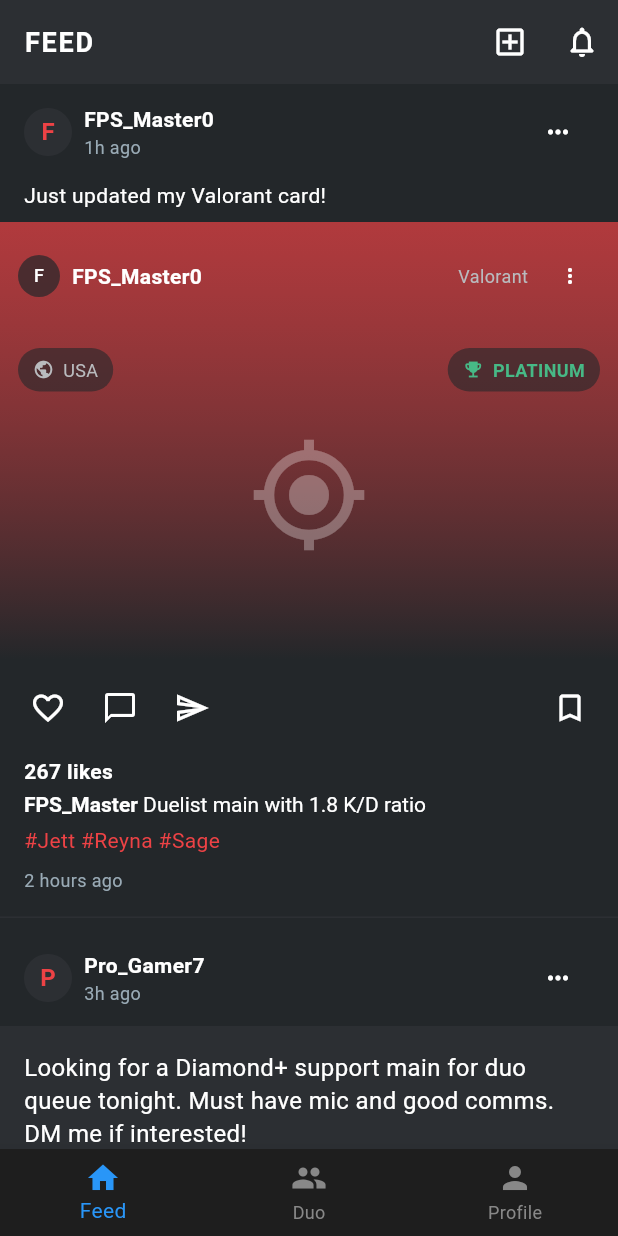
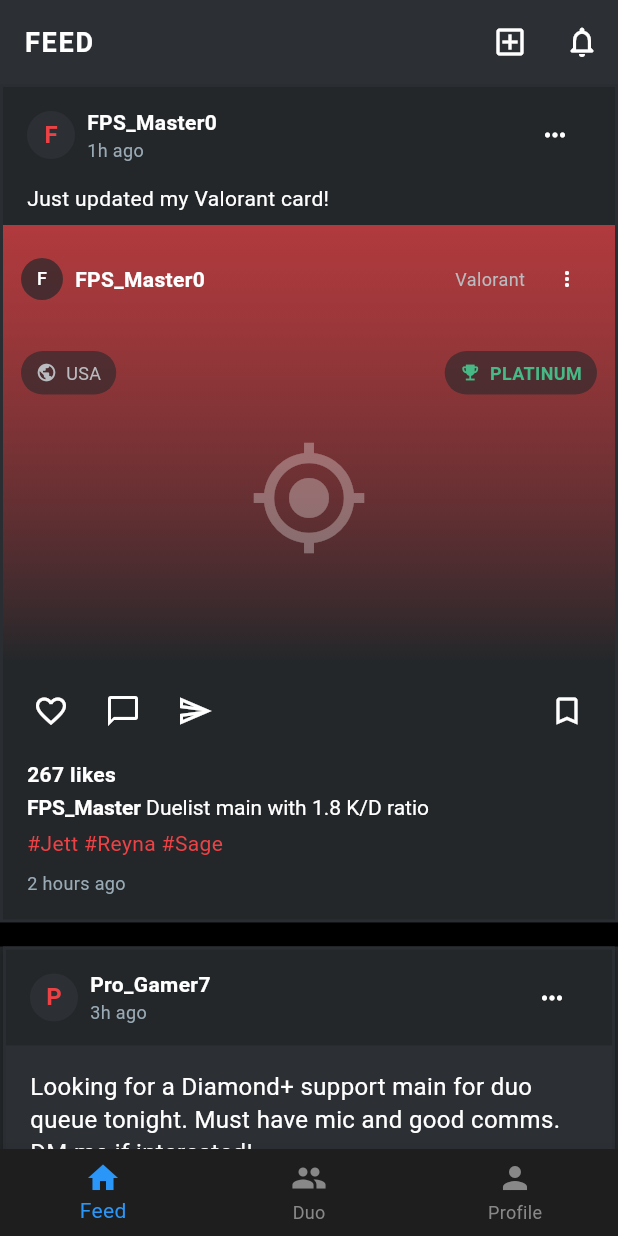
Before and after one commit to jininc3/rankup, a Flutter app: the screen it shows after launch, on a phone screen of 412 x 824 dp. Run offline on Flutter 3.47's test engine with Material 3 defaults, Android fonts, the phone set to English and light mode, and no system bars; Roboto replaces fonts that are missing (Montserrat).

```diff
--- a/lib/screens/feed_screen.dart
+++ b/lib/screens/feed_screen.dart
@@ -38,8 +38,16 @@ class FeedScreen extends StatelessWidget {
           ),
         ],
       ),
-      body: ListView.builder(
+      body: ListView.separated(
+        // Using ListView.separated to add consistent gaps
         itemCount: 10,
+        // Adding a more distinct separator between items
+        separatorBuilder: (context, index) {
+          return Container(
+            height: 16, // Increased height for more obvious gap
+            color: Colors.black, // Using black for maximum contrast
+          );
+        },
         itemBuilder: (context, index) {
           // Alternate between post types for demo
           if (index % 3 == 0) {
@@ -58,8 +66,22 @@ class FeedScreen extends StatelessWidget {
   Widget _buildPlayerCardPost(BuildContext context, int index) {
     // Instagram-style post with player card
     return Container(
-      color: DiscordColors.charcoalGrey, // Use DiscordColors
-      margin: const EdgeInsets.only(bottom: 8.0),
+      decoration: BoxDecoration(
+        color: DiscordColors.charcoalGrey, // Use DiscordColors
+        // Add a border around each post for clear separation
+        border: Border.all(
+          color: DiscordColors.darkGrey.withOpacity(0.8),
+          width: 2.0, // Thicker border
+        ),
+        // Add subtle shadow for depth
+        boxShadow: [
+          BoxShadow(
+            color: Colors.black.withOpacity(0.3),
+            blurRadius: 4,
+            offset: const Offset(0, 2),
+          ),
+        ],
+      ),
       child: Column(
         crossAxisAlignment: CrossAxisAlignment.start,
         children: [
@@ -358,9 +380,6 @@ class FeedScreen extends StatelessWidget {
               ),
             ),
           ),
-
-          // Divider between posts
-          Divider(height: 1, color: DiscordColors.darkGrey), // Use DiscordColors
         ],
       ),
     );
@@ -369,8 +388,23 @@ class FeedScreen extends StatelessWidget {
   Widget _buildTextPost(BuildContext context, int index) {
     // Instagram-style text post
     return Container(
-      color: DiscordColors.charcoalGrey, // Use DiscordColors
-      margin: const EdgeInsets.only(bottom: 8.0),
+      decoration: BoxDecoration(
+        color: DiscordColors.charcoalGrey, // Use DiscordColors
+        // Add a border around each post for clear separation
+        border: Border.all(
+          color: DiscordColors.darkGrey.withOpacity(0.8),
+          width: 2.0, // Thicker border
+        ),
+        // Add subtle shadow for depth
+        boxShadow: [
+          BoxShadow(
+            color: Colors.black.withOpacity(0.3),
+            blurRadius: 4,
+            offset: const Offset(0, 2),
+          ),
+        ],
+      ),
+      margin: const EdgeInsets.symmetric(horizontal: 2), // Small margin to show border clearly
       child: Column(
         crossAxisAlignment: CrossAxisAlignment.start,
         children: [
@@ -501,9 +535,6 @@ class FeedScreen extends StatelessWidget {
               ),
             ),
           ),
-
-          // Divider between posts
-          Divider(height: 1, color: DiscordColors.darkGrey), // Use DiscordColors
         ],
       ),
     );
@@ -512,8 +543,23 @@ class FeedScreen extends StatelessWidget {
   Widget _buildHighlightClipPost(BuildContext context, int index) {
     // Instagram-style video post
     return Container(
-      color: DiscordColors.charcoalGrey, // Use DiscordColors
-      margin: const EdgeInsets.only(bottom: 8.0),
+      decoration: BoxDecoration(
+        color: DiscordColors.charcoalGrey, // Use DiscordColors
+        // Add a border around each post for clear separation
+        border: Border.all(
+          color: DiscordColors.darkGrey.withOpacity(0.8),
+          width: 2.0, // Thicker border
+        ),
+        // Add subtle shadow for depth
+        boxShadow: [
+          BoxShadow(
+            color: Colors.black.withOpacity(0.3),
+            blurRadius: 4,
+            offset: const Offset(0, 2),
+          ),
+        ],
+      ),
+      margin: const EdgeInsets.symmetric(horizontal: 2), // Small margin to show border clearly
       child: Column(
         crossAxisAlignment: CrossAxisAlignment.start,
         children: [
@@ -714,9 +760,6 @@ class FeedScreen extends StatelessWidget {
               ),
             ),
           ),
-
-          // Divider between posts
-          Divider(height: 1, color: DiscordColors.darkGrey), // Use DiscordColors
         ],
       ),
     );
@@ -749,5 +792,14 @@ class FeedScreen extends StatelessWidget {
   }
 }
 
-// Remove the local Discord theme class since we're using the one from game_player_card.dart
-// Use DiscordColors from game_player_card.dart instead
+// For temporary compatibility - assume DiscordColors is defined in game_player_card.dart
+// This class would not be needed if proper imports are set up
+class DiscordColors {
+  static const primaryRed = Color(0xFFED4245);
+  static const darkGrey = Color(0xFF2C2F33);
+  static const charcoalGrey = Color(0xFF23272A);
+  static const lightGrey = Color(0xFFB9BBBE);
+  static const white = Color(0xFFFFFFFF);
+  static const mutedRed = Color(0xFFA83232);
+  static const softGrey = Color(0xFF99AAB5);
+}
--- a/lib/screens/profile_screen.dart
+++ b/lib/screens/profile_screen.dart
@@ -69,7 +69,6 @@ class _ProfileScreenState extends State<ProfileScreen> with SingleTickerProvider
             color: DiscordTheme.white,
           ),
         ),
-
         actions: [
           // Card Activity button with cleaner icon
           IconButton(
@@ -111,7 +110,29 @@ class _ProfileScreenState extends State<ProfileScreen> with SingleTickerProvider
               SliverToBoxAdapter(
                 child: SafeArea(
                   bottom: false,
-                child: Padding(
+                  child: Stack(
+                    children: [
+                      // Background image with improved visibility
+                      Positioned.fill(
+                        child: Container(
+                          decoration: BoxDecoration(
+                            color: DiscordTheme.charcoalGrey,
+                          ),
+                          child: Opacity(
+                            opacity: 0.2, // Increased opacity for better visibility
+                            child: Container(
+                              alignment: Alignment.center,
+                              child: const Image(
+                                image: AssetImage('assets/images/profile2.png'),
+                                fit: BoxFit.cover, // Change to cover to fill the space
+                                width: double.infinity, // Make it full width
+                              ),
+                            ),
+                          ),
+                        ),
+                      ),
+                      // Profile content
+                      Padding(
                         padding: const EdgeInsets.fromLTRB(24.0, 12.0, 24.0, 20.0),
                         child: Column(
                           crossAxisAlignment: CrossAxisAlignment.start,
@@ -173,7 +194,6 @@ class _ProfileScreenState extends State<ProfileScreen> with SingleTickerProvider
                             const Column(
                               crossAxisAlignment: CrossAxisAlignment.start,
                               children: [
-
                                 Text(
                                   'Competitive player since 2015',
                                   style: TextStyle(
@@ -225,6 +245,8 @@ class _ProfileScreenState extends State<ProfileScreen> with SingleTickerProvider
                             ),
                           ],
                         ),
+                      ),
+                    ],
                   ),
                 ),
               ),
--- a/pubspec.yaml
+++ b/pubspec.yaml
@@ -62,6 +62,9 @@ flutter:
     - assets/images/profile.png
     - assets/images/platinum_bg.png
     - assets/images/
+    - assets/images/controller.png
+    - assets/images/profile2.png
+    - assets/images/profile3.png
 
   # An image asset can refer to one or more resolution-specific "variants", see
   # https://flutter.dev/to/resolution-aware-images
```
Also changed, not shown: assets/images/controller.png (added), assets/images/profile2.png (added), assets/images/profile3.png (added). Lines whose indentation alone changed are shown as unchanged.
